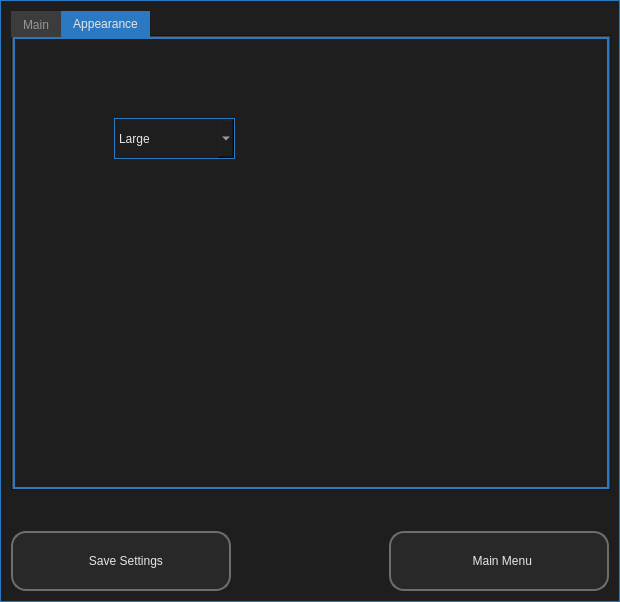
This is ui/ui_07_settings.ui in il721/EasyBack as Qt 5 draws it before an edit. The edited form follows.
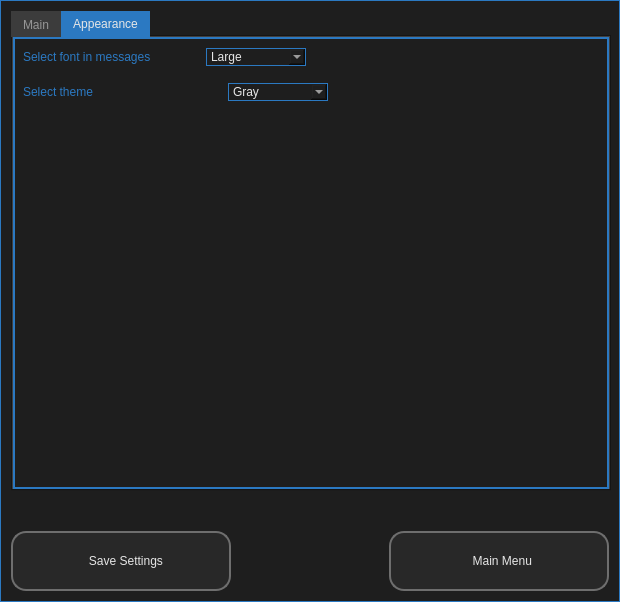
This is the edited form. The open tabs and pages were chosen to show the change. Icons and pictures are not drawn.

Commit message: Add "select folder is not empty" and "you select the same folder"

The edit to the form file:
```diff
--- a/ui/ui_07_settings.ui
+++ b/ui/ui_07_settings.ui
@@ -500,31 +500,161 @@
       <attribute name="title">
        <string>Appearance</string>
       </attribute>
-      <widget class="QComboBox" name="comboBox">
-       <property name="geometry">
-        <rect>
-         <x>100</x>
-         <y>80</y>
-         <width>121</width>
-         <height>41</height>
-        </rect>
+      <layout class="QVBoxLayout" name="verticalLayout_4">
+       <property name="spacing">
+        <number>15</number>
        </property>
        <item>
-        <property name="text">
-         <string>Large</string>
-        </property>
+        <layout class="QHBoxLayout" name="horizontalLayout_5">
+         <item>
+          <widget class="QLabel" name="font_msg_sel">
+           <property name="text">
+            <string>Select font in messages</string>
+           </property>
+          </widget>
+         </item>
+         <item>
+          <spacer name="horizontalSpacer_5">
+           <property name="orientation">
+            <enum>Qt::Horizontal</enum>
+           </property>
+           <property name="sizeType">
+            <enum>QSizePolicy::Fixed</enum>
+           </property>
+           <property name="sizeHint" stdset="0">
+            <size>
+             <width>40</width>
+             <height>20</height>
+            </size>
+           </property>
+          </spacer>
+         </item>
+         <item>
+          <widget class="QComboBox" name="font_msg_change">
+           <property name="minimumSize">
+            <size>
+             <width>100</width>
+             <height>0</height>
+            </size>
+           </property>
+           <property name="maximumSize">
+            <size>
+             <width>100</width>
+             <height>16777215</height>
+            </size>
+           </property>
+           <item>
+            <property name="text">
+             <string>Large</string>
+            </property>
+           </item>
+           <item>
+            <property name="text">
+             <string>Medium</string>
+            </property>
+           </item>
+           <item>
+            <property name="text">
+             <string>Small</string>
+            </property>
+           </item>
+          </widget>
+         </item>
+         <item>
+          <spacer name="horizontalSpacer_2">
+           <property name="orientation">
+            <enum>Qt::Horizontal</enum>
+           </property>
+           <property name="sizeHint" stdset="0">
+            <size>
+             <width>40</width>
+             <height>20</height>
+            </size>
+           </property>
+          </spacer>
+         </item>
+        </layout>
        </item>
        <item>
-        <property name="text">
-         <string>Medium</string>
-        </property>
+        <layout class="QHBoxLayout" name="horizontalLayout_6">
+         <item>
+          <widget class="QLabel" name="theme_sel">
+           <property name="text">
+            <string>Select theme</string>
+           </property>
+          </widget>
+         </item>
+         <item>
+          <spacer name="horizontalSpacer_4">
+           <property name="orientation">
+            <enum>Qt::Horizontal</enum>
+           </property>
+           <property name="sizeType">
+            <enum>QSizePolicy::Fixed</enum>
+           </property>
+           <property name="sizeHint" stdset="0">
+            <size>
+             <width>120</width>
+             <height>20</height>
+            </size>
+           </property>
+          </spacer>
+         </item>
+         <item>
+          <widget class="QComboBox" name="theme_change">
+           <property name="minimumSize">
+            <size>
+             <width>100</width>
+             <height>0</height>
+            </size>
+           </property>
+           <property name="maximumSize">
+            <size>
+             <width>100</width>
+             <height>16777215</height>
+            </size>
+           </property>
+           <item>
+            <property name="text">
+             <string>Gray</string>
+            </property>
+           </item>
+           <item>
+            <property name="text">
+             <string>Light</string>
+            </property>
+           </item>
+          </widget>
+         </item>
+         <item>
+          <spacer name="horizontalSpacer_3">
+           <property name="orientation">
+            <enum>Qt::Horizontal</enum>
+           </property>
+           <property name="sizeHint" stdset="0">
+            <size>
+             <width>40</width>
+             <height>20</height>
+            </size>
+           </property>
+          </spacer>
+         </item>
+        </layout>
        </item>
        <item>
-        <property name="text">
-         <string>Small</string>
-        </property>
+        <spacer name="verticalSpacer_4">
+         <property name="orientation">
+          <enum>Qt::Vertical</enum>
+         </property>
+         <property name="sizeHint" stdset="0">
+          <size>
+           <width>20</width>
+           <height>40</height>
+          </size>
+         </property>
+        </spacer>
        </item>
-      </widget>
+      </layout>
      </widget>
     </widget>
    </item>
```
The commit also changes 6 other files.
